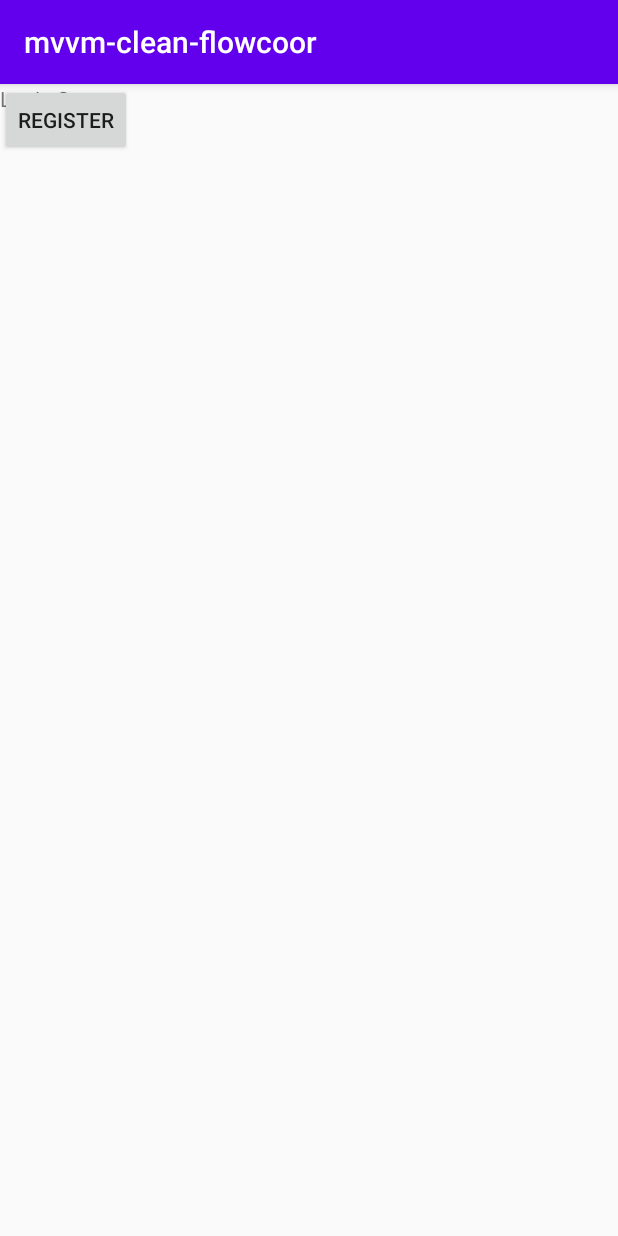
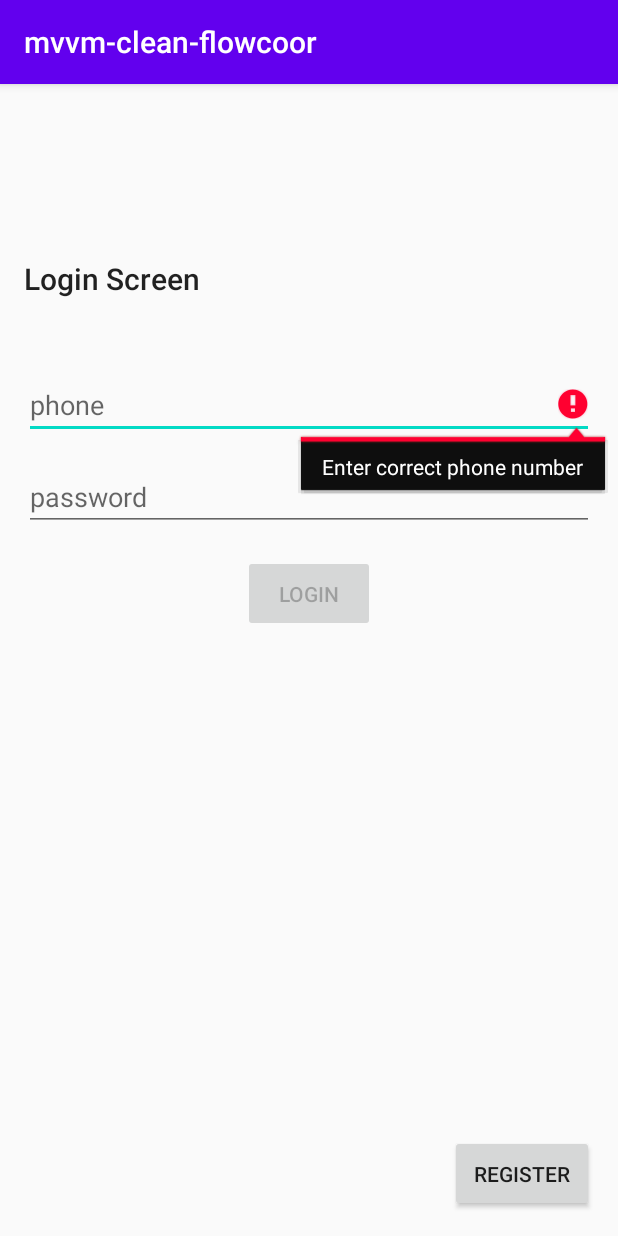
Before and after one commit to genie90/MobileArch, an Android app: the screen it shows after launch (AppCoordinatorActivity), on a phone screen of 412 x 824 dp. Run offline under Robolectric (Android 15) with nearby library versions, the phone set to English and light mode, and no system bars; 3 statements that could not run were skipped.

Commit message:
Login succeed

```diff
--- a/kotlin/app/src/main/java/com/genie/mvvm_clean_flowcoor/AppCoordinatorActivity.kt
+++ b/kotlin/app/src/main/java/com/genie/mvvm_clean_flowcoor/AppCoordinatorActivity.kt
@@ -3,10 +3,11 @@ package com.genie.mvvm_clean_flowcoor
 import android.os.Bundle
 import androidx.appcompat.app.AppCompatActivity
 import androidx.fragment.app.FragmentManager
+import com.genie.mvvm_clean_flowcoor.auth.AuthCallback
 import com.genie.mvvm_clean_flowcoor.auth.AuthCoordinator
 
 
-class AppCoordinatorActivity : AppCompatActivity() {
+class AppCoordinatorActivity : AppCompatActivity(), AuthCallback {
 
     override fun onCreate(savedInstanceState: Bundle?) {
         super.onCreate(savedInstanceState)
@@ -17,7 +18,7 @@ class AppCoordinatorActivity : AppCompatActivity() {
     private fun launchApp() {
         var login = false
         if (login) {
-            // Show something else
+            showHomeFlow()
         } else {
             showAuthFlow()
         }
@@ -25,9 +26,16 @@ class AppCoordinatorActivity : AppCompatActivity() {
 
     private fun showAuthFlow() {
         supportFragmentManager.beginTransaction()
-            .add(R.id.appContainer, AuthCoordinator.newInstance())
+            .replace(R.id.appContainer, AuthCoordinator.newInstance())
             .commit()
     }
+
+    private fun showHomeFlow() {
+        supportFragmentManager.beginTransaction()
+            .replace(R.id.appContainer, AuthCoordinator.newInstance())
+            .commit()
+    }
+
 
     override fun onBackPressed() {
         for (frag in supportFragmentManager.fragments) {
@@ -41,4 +49,8 @@ class AppCoordinatorActivity : AppCompatActivity() {
         }
         super.onBackPressed()
     }
+
+    override fun loginSucceed() {
+        showHomeFlow()
+    }
 }
--- /dev/null
+++ b/kotlin/app/src/main/java/com/genie/mvvm_clean_flowcoor/auth/AuthCallback.kt
@@ -0,0 +1,8 @@
+package com.genie.mvvm_clean_flowcoor.auth
+
+/**
+ * Created by genie@gobear.com on 30/7/20.
+ */
+interface AuthCallback {
+    fun loginSucceed()
+}
--- a/kotlin/app/src/main/java/com/genie/mvvm_clean_flowcoor/auth/AuthCoordinator.kt
+++ b/kotlin/app/src/main/java/com/genie/mvvm_clean_flowcoor/auth/AuthCoordinator.kt
@@ -32,7 +32,7 @@ class AuthCoordinator : Fragment(), LoginCallback {
 
 
     override fun loginSuccess() {
-        TODO("not implemented") //To change body of created functions use File | Settings | File Templates.
+        parentFragmentManager.popBackStack()
     }
 
     override fun openRegister() {
@@ -40,7 +40,6 @@ class AuthCoordinator : Fragment(), LoginCallback {
     }
 
     override fun openResetPass() {
-        TODO("not implemented") //To change body of created functions use File | Settings | File Templates.
     }
 
     private fun showAnAuthScreen(fragment: Fragment) {
--- a/kotlin/app/src/main/java/com/genie/mvvm_clean_flowcoor/auth/login/LoginFragment.kt
+++ b/kotlin/app/src/main/java/com/genie/mvvm_clean_flowcoor/auth/login/LoginFragment.kt
@@ -1,19 +1,23 @@
 package com.genie.mvvm_clean_flowcoor.auth.login
 
 import android.content.Context
-import androidx.lifecycle.ViewModelProvider
 import android.os.Bundle
-import androidx.fragment.app.Fragment
+import android.text.Editable
+import android.text.TextWatcher
 import android.view.LayoutInflater
 import android.view.View
 import android.view.ViewGroup
 import androidx.appcompat.widget.AppCompatButton
-
+import androidx.appcompat.widget.AppCompatEditText
+import androidx.fragment.app.Fragment
+import androidx.lifecycle.Observer
+import androidx.lifecycle.ViewModelProvider
 import com.genie.mvvm_clean_flowcoor.R
 
 class LoginFragment : Fragment() {
 
     private lateinit var callback: LoginCallback
+
     companion object {
         fun newInstance() = LoginFragment()
     }
@@ -25,13 +29,16 @@ class LoginFragment : Fragment() {
         savedInstanceState: Bundle?
     ): View? {
         val v: View = inflater.inflate(R.layout.login_fragment, container, false)
-        v.findViewById<AppCompatButton>(R.id.registerButton).setOnClickListener { callback.openRegister() }
+        setupViewBehavior(v)
+        setupViewAction(v)
         return v
     }
 
     override fun onActivityCreated(savedInstanceState: Bundle?) {
         super.onActivityCreated(savedInstanceState)
         viewModel = ViewModelProvider(this).get(LoginViewModel::class.java)
+
+        setupObservableObject(viewModel)
     }
 
     override fun onAttach(context: Context) {
@@ -41,4 +48,70 @@ class LoginFragment : Fragment() {
         }
     }
 
+    private fun setupViewBehavior(v: View) {
+        v.findViewById<AppCompatEditText>(R.id.loginPhone)
+            .setOnFocusChangeListener { vv, hasFocus ->
+                run {
+                    if (!hasFocus && (viewModel.phoneValid.value == null || !viewModel.phoneValid.value!!))
+                        (vv as AppCompatEditText).error = "Enter correct phone number"
+                }
+            }
+    }
+
+    private fun setupViewAction(v: View) {
+        v.findViewById<AppCompatButton>(R.id.registerButton)
+            .setOnClickListener { callback.openRegister() }
+        v.findViewById<AppCompatButton>(R.id.loginButton).setOnClickListener {
+            viewModel.doLogin()
+                .observe(this.viewLifecycleOwner, Observer { s ->
+                    run {
+                        if (s) callback.loginSuccess()
+                    }
+                })
+        }
+
+        v.findViewById<AppCompatEditText>(R.id.loginPhone)
+            .addTextChangedListener(object : TextWatcher {
+                override fun afterTextChanged(s: Editable?) {
+                    viewModel.phone.value = s.toString()
+                }
+
+                override fun beforeTextChanged(
+                    s: CharSequence?,
+                    start: Int,
+                    count: Int,
+                    after: Int
+                ) {
+                }
+
+                override fun onTextChanged(s: CharSequence?, start: Int, before: Int, count: Int) {}
+            })
+
+        v.findViewById<AppCompatEditText>(R.id.loginPassword)
+            .addTextChangedListener(object : TextWatcher {
+                override fun afterTextChanged(s: Editable?) {
+                    viewModel.password.value = s.toString()
+                }
+
+                override fun beforeTextChanged(
+                    s: CharSequence?,
+                    start: Int,
+                    count: Int,
+                    after: Int
+                ) {
+                }
+
+                override fun onTextChanged(s: CharSequence?, start: Int, before: Int, count: Int) {}
+            })
+    }
+
+    private fun setupObservableObject(viewModel: LoginViewModel) {
+        viewModel.loginEnable.observe(this.viewLifecycleOwner,
+            Observer { e -> view?.findViewById<AppCompatButton>(R.id.loginButton)?.isEnabled = e })
+
+        viewModel.phoneValid.observe(this.viewLifecycleOwner,
+            Observer { e -> view?.findViewById<AppCompatButton>(R.id.loginButton)?.isEnabled = e })
+
+    }
+
 }
--- a/kotlin/app/src/main/res/layout/login_fragment.xml
+++ b/kotlin/app/src/main/res/layout/login_fragment.xml
@@ -1,19 +1,56 @@
 <?xml version="1.0" encoding="utf-8"?>
-<FrameLayout xmlns:android="http://schemas.android.com/apk/res/android"
+<androidx.constraintlayout.widget.ConstraintLayout xmlns:android="http://schemas.android.com/apk/res/android"
+    xmlns:app="http://schemas.android.com/apk/res-auto"
     xmlns:tools="http://schemas.android.com/tools"
     android:layout_width="match_parent"
     android:layout_height="match_parent"
+    android:padding="16dp"
     tools:context=".auth.login.LoginFragment">
 
     <TextView
+        android:id="@+id/loginTitle"
+        style="@style/TextAppearance.AppCompat.Title"
         android:layout_width="match_parent"
-        android:layout_height="match_parent"
-        android:text="Login Screen" />
+        android:layout_height="wrap_content"
+        android:layout_marginTop="100dp"
+        android:text="Login Screen"
+        app:layout_constraintTop_toTopOf="parent" />
+
+    <androidx.appcompat.widget.AppCompatEditText
+        android:id="@+id/loginPhone"
+        android:layout_width="match_parent"
+        android:layout_height="wrap_content"
+        android:layout_marginTop="48dp"
+        android:hint="phone"
+        app:layout_constraintTop_toBottomOf="@id/loginTitle" />
+
+    <androidx.appcompat.widget.AppCompatEditText
+        android:id="@+id/loginPassword"
+        android:layout_width="match_parent"
+        android:layout_height="wrap_content"
+        android:layout_marginTop="16dp"
+        android:hint="password"
+        app:layout_constraintTop_toBottomOf="@id/loginPhone" />
+
+    <androidx.appcompat.widget.AppCompatButton
+        android:id="@+id/loginButton"
+        android:layout_width="wrap_content"
+        android:layout_height="wrap_content"
+        android:layout_margin="16dp"
+        android:padding="16dp"
+        android:enabled="false"
+        android:text="Login"
+        app:layout_constraintEnd_toEndOf="parent"
+        app:layout_constraintStart_toStartOf="parent"
+        app:layout_constraintTop_toBottomOf="@id/loginPassword" />
 
     <androidx.appcompat.widget.AppCompatButton
         android:id="@+id/registerButton"
         android:layout_width="wrap_content"
         android:layout_height="wrap_content"
-        android:text="Register" />
+        android:padding="16dp"
+        android:text="Register"
+        app:layout_constraintBottom_toBottomOf="parent"
+        app:layout_constraintEnd_toEndOf="parent" />
 
-</FrameLayout>
+</androidx.constraintlayout.widget.ConstraintLayout>
```
Also changed, not shown: kotlin/app/src/main/java/com/genie/mvvm_clean_flowcoor/auth/login/LoginViewModel.kt (+31 -1 lines).
